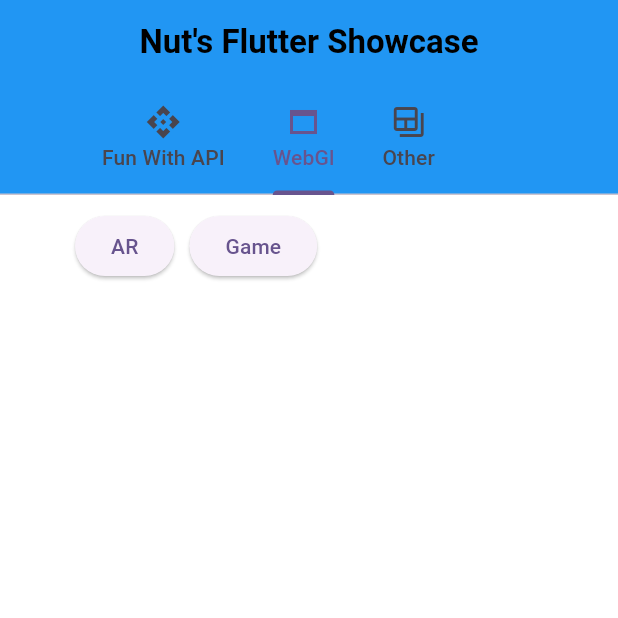
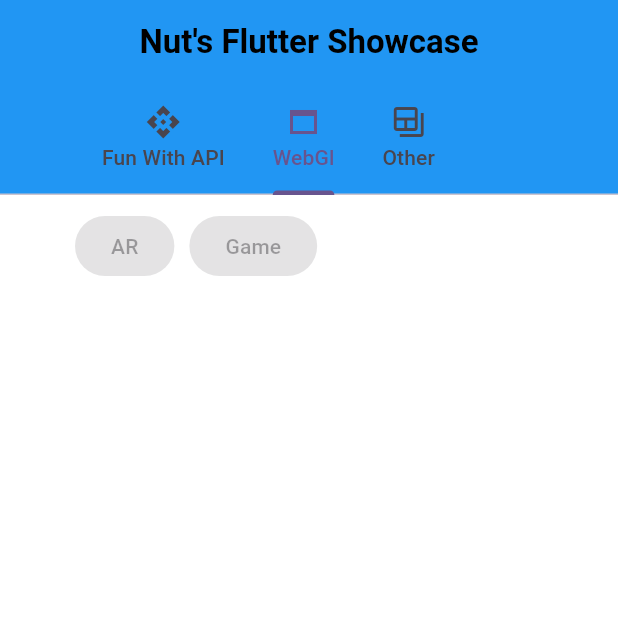
Before and after one commit to nutversion1/nut_flutter_showcase, a Flutter app: the screen it shows after launch, tab 2 chosen, on a phone screen of 412 x 824 dp, the top half of it. Run offline on Flutter 3.47's test engine with Material 3 defaults, Android fonts, the phone set to English and light mode, and no system bars; our stand-ins replace dio, flutter_bloc, get_it, youtube_player_flutter; missing offline and left inert: text_link.

Commit message:
Change build methods to widgets in Home Screen

```diff
--- a/lib/home_screen.dart
+++ b/lib/home_screen.dart
@@ -39,168 +39,96 @@ class HomeScreen extends StatelessWidget {
         ),
         body: TabBarView(
           children: [
-            _buildFunWithApiContent(context),
-            _buildWebglContent(context),
-            _buildOtherContent(context),
+            MenuContent(buttons: [
+              ElevatedButton(
+                onPressed: () {
+                  Navigator.of(context).push(MaterialPageRoute(builder: (context) => const RandomQuoteScreen()));
+                },
+                child: const Text('Random Quote'),
+              ),
+              ElevatedButton(
+                onPressed: () {
+                  Navigator.of(context).push(MaterialPageRoute(builder: (context) => const HobbiesScreen()));
+                },
+                child: const Text('Hobbies'),
+              ),
+              ElevatedButton(
+                onPressed: () {
+                  Navigator.of(context).push(MaterialPageRoute(builder: (context) => const NumbersScreen()));
+                },
+                child: const Text('Numbers'),
+              ),
+              ElevatedButton(
+                onPressed: () {
+                  Navigator.of(context).push(MaterialPageRoute(builder: (context) => const TranslateScreen()));
+                },
+                child: const Text('Translate'),
+              ),
+              ElevatedButton(
+                onPressed: () {
+                  Navigator.of(context).push(MaterialPageRoute(builder: (context) => const ProgrammingMemesScreen()));
+                },
+                child: const Text('Programming Memes'),
+              ),
+              ElevatedButton(
+                onPressed: () {
+                  Navigator.of(context).push(MaterialPageRoute(builder: (context) => const YoutubeSearchScreen()));
+                },
+                child: const Text('Youtube Search'),
+              ),
+            ]),
+            const MenuContent(buttons: [
+              ElevatedButton(
+                onPressed: null,
+                child: Text('AR'),
+              ),
+              ElevatedButton(
+                onPressed: null,
+                child: Text('Game'),
+              ),
+            ]),
+            MenuContent(buttons: [
+              ElevatedButton(
+                onPressed: () {
+                  Navigator.of(context).push(MaterialPageRoute(builder: (context) => const TestScreen()));
+                },
+                child: const Text('Cubit Demo'),
+              ),
+              ElevatedButton(
+                onPressed: () {
+                  Navigator.of(context).push(MaterialPageRoute(builder: (context) => const BlocDemoScreen()));
+                },
+                child: const Text('Bloc Demo'),
+              ),
+            ]),
           ],
         ),
       ),
     );
   }
+}
 
-  Widget _buildFunWithApiContent(BuildContext context) {
+class MenuContent extends StatelessWidget {
+  final List<Widget> buttons;
+
+  const MenuContent({super.key, required this.buttons});
+
+  @override
+  Widget build(BuildContext context) {
     return Container(
       color: Colors.white,
       child: Padding(
         padding: const EdgeInsets.fromLTRB(50, 10, 50, 10),
         child: ListView(
           children: [
-            _buildMenuButtons(
-              buttons: [
-                _buildMenuButton(
-                  context,
-                  buttonName: 'Random Quote',
-                ),
-                _buildMenuButton(
-                  context,
-                  buttonName: 'Hobbies',
-                ),
-                _buildMenuButton(
-                  context,
-                  buttonName: 'Numbers',
-                ),
-                _buildMenuButton(
-                  context,
-                  buttonName: 'Translate',
-                ),
-                _buildMenuButton(
-                  context,
-                  buttonName: 'Programming Memes',
-                ),
-                _buildMenuButton(
-                  context,
-                  buttonName: 'Youtube Search',
-                ),
-              ],
+            Wrap(
+              spacing: 10,
+              runSpacing: 10,
+              children: buttons,
             ),
           ],
         ),
       ),
     );
   }
-
-  Widget _buildWebglContent(BuildContext context) {
-    return Container(
-      color: Colors.white,
-      child: Padding(
-        padding: const EdgeInsets.fromLTRB(50, 10, 50, 10),
-        child: ListView(
-          children: [
-            _buildMenuButtons(
-              buttons: [
-                _buildMenuButton(
-                  context,
-                  buttonName: 'AR',
-                ),
-                _buildMenuButton(
-                  context,
-                  buttonName: 'Game',
-                ),
-              ],
-            ),
-          ],
-        ),
-      ),
-    );
-  }
-
-  Widget _buildOtherContent(BuildContext context) {
-    return Container(
-      color: Colors.white,
-      child: Padding(
-        padding: const EdgeInsets.fromLTRB(50, 10, 50, 10),
-        child: ListView(
-          children: [
-            _buildMenuButtons(
-              buttons: [
-                _buildMenuButton(
-                  context,
-                  buttonName: 'Cubit Demo',
-                ),
-                _buildMenuButton(
-                  context,
-                  buttonName: 'Bloc Demo',
-                ),
-              ],
-            ),
-          ],
-        ),
-      ),
-    );
-  }
-
-  Widget _buildMenuHeader({
-    required String name,
-  }) {
-    return Align(
-      alignment: Alignment.centerLeft,
-      child: Text(
-        name,
-        style: const TextStyle(
-          fontWeight: FontWeight.bold,
-        ),
-      ),
-    );
-  }
-
-  Widget _buildMenuButtons({
-    required List<Widget> buttons,
-  }) {
-    return Wrap(
-      spacing: 10,
-      runSpacing: 10,
-      children: buttons,
-    );
-  }
-
-  Widget _buildMenuButton(
-    BuildContext context, {
-    required String buttonName,
-  }) {
-    return ElevatedButton(
-      onPressed: () {
-        _navigateToScreen(context, buttonName);
-      },
-      child: Text(buttonName),
-    );
-  }
-
-  void _navigateToScreen(BuildContext context, String screenName) {
-    switch (screenName) {
-      case 'Random Quote':
-        Navigator.of(context).push(MaterialPageRoute(builder: (context) => const RandomQuoteScreen()));
-        break;
-      case 'Hobbies':
-        Navigator.of(context).push(MaterialPageRoute(builder: (context) => const HobbiesScreen()));
-        break;
-      case 'Numbers':
-        Navigator.of(context).push(MaterialPageRoute(builder: (context) => const NumbersScreen()));
-        break;
-      case 'Translate':
-        Navigator.of(context).push(MaterialPageRoute(builder: (context) => const TranslateScreen()));
-        break;
-      case 'Programming Memes':
-        Navigator.of(context).push(MaterialPageRoute(builder: (context) => const ProgrammingMemesScreen()));
-        break;
-      case 'Youtube Search':
-        Navigator.of(context).push(MaterialPageRoute(builder: (context) => const YoutubeSearchScreen()));
-        break;
-      case 'Cubit Demo':
-        Navigator.of(context).push(MaterialPageRoute(builder: (context) => const TestScreen()));
-        break;
-      case 'Bloc Demo':
-        Navigator.of(context).push(MaterialPageRoute(builder: (context) => const BlocDemoScreen()));
-        break;
-    }
-  }
 }
--- a/lib/showcase/other/bloc_demo/screens/bloc_demo_screen.dart
+++ b/lib/showcase/other/bloc_demo/screens/bloc_demo_screen.dart
@@ -28,8 +28,6 @@ class MyWidget extends StatelessWidget {
   }
 
   Widget _buildBody(BuildContext context, int count) {
-    final counterCubit = BlocProvider.of<CounterBloc>(context);
-
     return Center(
       child: Column(
         mainAxisAlignment: MainAxisAlignment.center,
```
